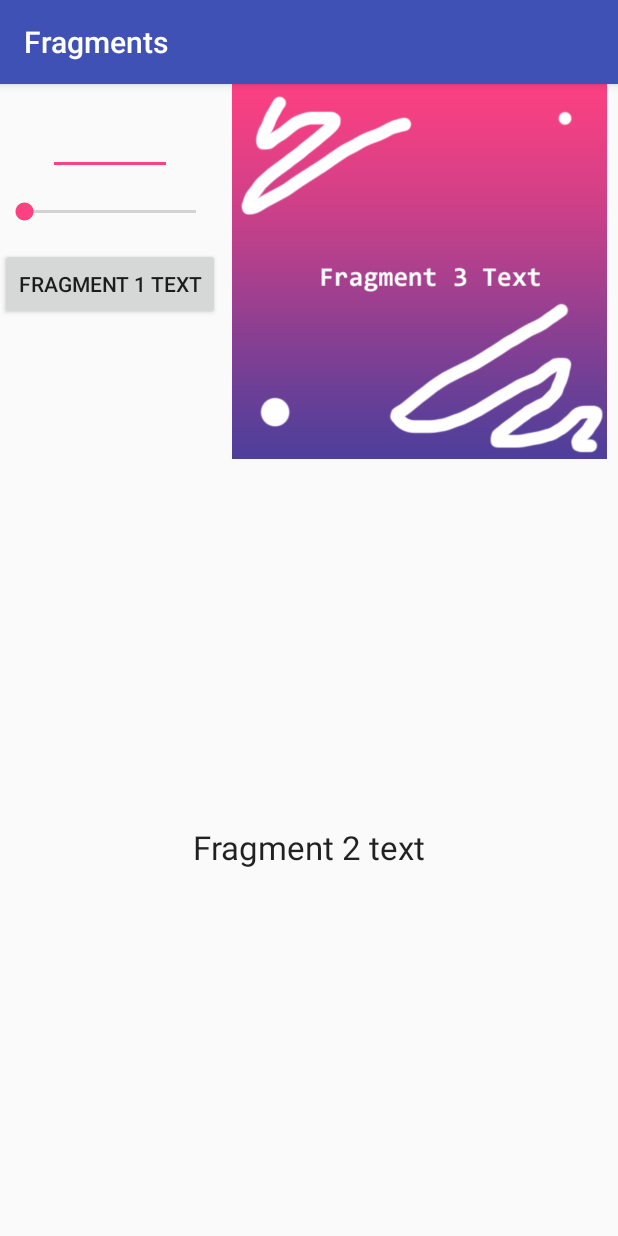
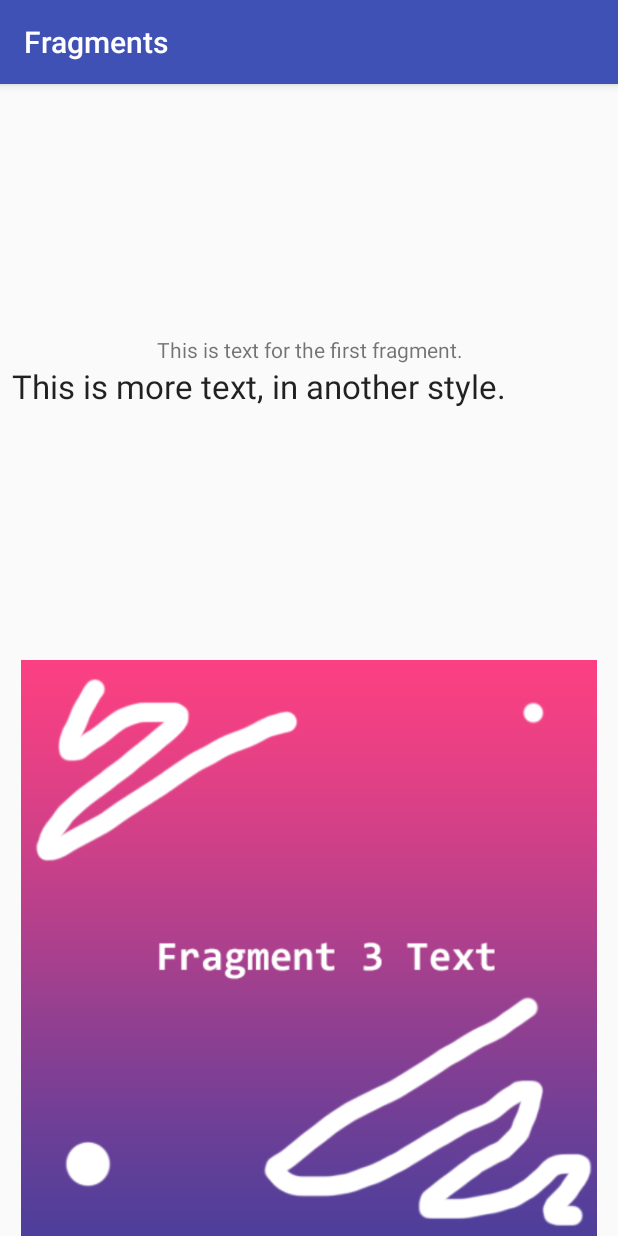
Before and after one commit to brittvarnom/Component_Practise, an Android app: the screen it shows after launch (MainActivity), on a phone screen of 412 x 824 dp. Run offline under Robolectric (Android 15) with nearby library versions, the phone set to English and light mode, and no system bars.

Commit message:
Created another activity with two fragments

```diff
--- /dev/null
+++ b/Component_Practise/app/src/main/java/britt/com/fragments/FirstFragmentActivity/ImageFragment.kt
@@ -0,0 +1,14 @@
+package britt.com.fragments.FirstFragmentActivity
+
+import android.os.Bundle
+import android.support.v4.app.Fragment
+import android.view.LayoutInflater
+import android.view.View
+import android.view.ViewGroup
+import britt.com.fragments.R
+
+class ImageFragment : Fragment() {
+    override fun onCreateView(inflater: LayoutInflater?, container: ViewGroup?, savedInstanceState: Bundle?): View? {
+        return inflater?.inflate(R.layout.fragment_image, container, false)
+    }
+}
--- /dev/null
+++ b/Component_Practise/app/src/main/java/britt/com/fragments/FirstFragmentActivity/TextFragment.kt
@@ -0,0 +1,14 @@
+package britt.com.fragments.FirstFragmentActivity
+
+import android.os.Bundle
+import android.support.v4.app.Fragment
+import android.view.LayoutInflater
+import android.view.View
+import android.view.ViewGroup
+import britt.com.fragments.R
+
+class TextFragment : Fragment() {
+    override fun onCreateView(inflater: LayoutInflater?, container: ViewGroup?, savedInstanceState: Bundle?): View? {
+        return inflater?.inflate(R.layout.fragment_text, container, false)
+    }
+}
--- a/Component_Practise/app/src/main/java/britt/com/fragments/ImageFragment.kt
+++ b/Component_Practise/app/src/main/java/britt/com/fragments/FirstFragmentActivity/ToolbarFragment.kt
@@ -1,13 +1,14 @@
-package britt.com.fragments
+package britt.com.fragments.FirstFragmentActivity
 
 import android.os.Bundle
 import android.support.v4.app.Fragment
 import android.view.LayoutInflater
 import android.view.View
 import android.view.ViewGroup
+import britt.com.fragments.R
 
-class ImageFragment : Fragment() {
+class ToolbarFragment : Fragment() {
     override fun onCreateView(inflater: LayoutInflater?, container: ViewGroup?, savedInstanceState: Bundle?): View? {
-        return inflater?.inflate(R.layout.image_fragment, container, false)
+        return inflater?.inflate(R.layout.fragment_toolbar, container, false)
     }
 }
--- a/Component_Practise/app/src/main/java/britt/com/fragments/MainActivity.kt
+++ b/Component_Practise/app/src/main/java/britt/com/fragments/MainActivity.kt
@@ -2,25 +2,41 @@ package britt.com.fragments
 
 import android.os.Bundle
 import android.support.v7.app.AppCompatActivity
+import britt.com.fragments.SecondFragmentActivity.SecondImageFragment
+import britt.com.fragments.SecondFragmentActivity.SecondTextFragment
 
 class MainActivity : AppCompatActivity() {
 
     override fun onCreate(savedInstanceState: Bundle?) {
         super.onCreate(savedInstanceState)
-        setContentView(R.layout.fragment_holder)
+        setContentView(R.layout.second_fragment_containers)
+        fun hiddenFunction() {
+            //        setContentView(R.layout.fragment_holder)
+//
+//        val toolbarFragment = ToolbarFragment()
+//        val textFragment = TextFragment()
+//        val imageFragment = ImageFragment()
+//
+//        supportFragmentManager.beginTransaction()
+//            .replace(R.id.toolbar_fragment_container, toolbarFragment)
+//            .commit()
+//        supportFragmentManager.beginTransaction()
+//            .replace(R.id.text_fragment_container, textFragment)
+//            .commit()
+//        supportFragmentManager.beginTransaction()
+//            .replace(R.id.image_fragment_container, imageFragment)
+//            .commit()
+        }
 
-        val toolbarFragment = ToolbarFragment()
-        val textFragment = TextFragment()
-        val imageFragment = ImageFragment()
+        val secondTextFragment = SecondTextFragment()
+        val secondImageFragment = SecondImageFragment()
 
         supportFragmentManager.beginTransaction()
-            .replace(R.id.toolbar_fragment_container, toolbarFragment)
+            .replace(R.id.first_fragment_container, secondTextFragment)
             .commit()
         supportFragmentManager.beginTransaction()
-            .replace(R.id.text_fragment_container, textFragment)
+            .replace(R.id.second_fragment_container, secondImageFragment)
             .commit()
-        supportFragmentManager.beginTransaction()
-            .replace(R.id.image_fragment_container, imageFragment)
-            .commit()
+
     }
 }
--- a/Component_Practise/app/src/main/java/britt/com/fragments/ToolbarFragment.kt
+++ b/Component_Practise/app/src/main/java/britt/com/fragments/SecondFragmentActivity/SecondImageFragment.kt
@@ -1,13 +1,14 @@
-package britt.com.fragments
+package britt.com.fragments.SecondFragmentActivity
 
 import android.os.Bundle
 import android.support.v4.app.Fragment
 import android.view.LayoutInflater
 import android.view.View
 import android.view.ViewGroup
+import britt.com.fragments.R
 
-class ToolbarFragment : Fragment() {
+class SecondImageFragment : Fragment() {
     override fun onCreateView(inflater: LayoutInflater?, container: ViewGroup?, savedInstanceState: Bundle?): View? {
-        return inflater?.inflate(R.layout.layout_toolbar_fragment, container, false)
+        return inflater?.inflate(R.layout.second_image_fragment, container, false)
     }
 }
--- a/Component_Practise/app/src/main/java/britt/com/fragments/TextFragment.kt
+++ b/Component_Practise/app/src/main/java/britt/com/fragments/SecondFragmentActivity/SecondTextFragment.kt
@@ -1,13 +1,14 @@
-package britt.com.fragments
+package britt.com.fragments.SecondFragmentActivity
 
 import android.os.Bundle
 import android.support.v4.app.Fragment
 import android.view.LayoutInflater
 import android.view.View
 import android.view.ViewGroup
+import britt.com.fragments.R
 
-class TextFragment : Fragment() {
+class SecondTextFragment : Fragment() {
     override fun onCreateView(inflater: LayoutInflater?, container: ViewGroup?, savedInstanceState: Bundle?): View? {
-        return inflater?.inflate(R.layout.text_fragment, container, false)
+        return inflater?.inflate(R.layout.second_text_fragment, container, false)
     }
 }
--- /dev/null
+++ b/Component_Practise/app/src/main/res/layout/second_fragment_containers.xml
@@ -0,0 +1,22 @@
+<?xml version="1.0" encoding="utf-8"?>
+<LinearLayout xmlns:android="http://schemas.android.com/apk/res/android"
+              android:layout_width="match_parent"
+              android:layout_height="match_parent"
+              android:orientation="vertical"
+              android:weightSum="2">
+
+    <FrameLayout
+        android:id="@+id/first_fragment_container"
+        android:layout_width="match_parent"
+        android:layout_height="match_parent"
+        android:layout_weight="1">
+    </FrameLayout>
+
+    <FrameLayout
+        android:id="@+id/second_fragment_container"
+        android:layout_width="match_parent"
+        android:layout_height="match_parent"
+        android:layout_weight="1">
+    </FrameLayout>
+
+</LinearLayout>
--- /dev/null
+++ b/Component_Practise/app/src/main/res/layout/second_image_fragment.xml
@@ -0,0 +1,12 @@
+<?xml version="1.0" encoding="utf-8"?>
+<LinearLayout xmlns:android="http://schemas.android.com/apk/res/android"
+              android:layout_width="match_parent"
+              android:layout_height="match_parent"
+              android:orientation="vertical">
+
+    <ImageView
+        android:layout_width="wrap_content"
+        android:layout_height="wrap_content"
+        android:src="@drawable/imageview_fragment"/>
+
+</LinearLayout>
--- /dev/null
+++ b/Component_Practise/app/src/main/res/layout/second_text_fragment.xml
@@ -0,0 +1,21 @@
+<?xml version="1.0" encoding="utf-8"?>
+<LinearLayout xmlns:android="http://schemas.android.com/apk/res/android"
+              android:layout_width="match_parent"
+              android:layout_height="match_parent"
+              android:layout_margin="8dp"
+              android:gravity="center"
+              android:orientation="vertical">
+
+    <TextView
+        android:layout_width="match_parent"
+        android:layout_height="wrap_content"
+        android:gravity="center"
+        android:text="This is text for the first fragment."/>
+
+    <TextView
+        style="@style/Base.TextAppearance.AppCompat.Large"
+        android:layout_width="match_parent"
+        android:layout_height="wrap_content"
+        android:text="This is more text, in another style."/>
+
+</LinearLayout>
```
Also changed, not shown: Component_Practise/app/src/main/res/layout/fragment_image.xml (renamed from Component_Practise/app/src/main/res/layout/image_fragment.xml), Component_Practise/app/src/main/res/layout/fragment_text.xml (renamed from Component_Practise/app/src/main/res/layout/text_fragment.xml), Component_Practise/app/src/main/res/layout/fragment_toolbar.xml (renamed from Component_Practise/app/src/main/res/layout/layout_toolbar_fragment.xml).
